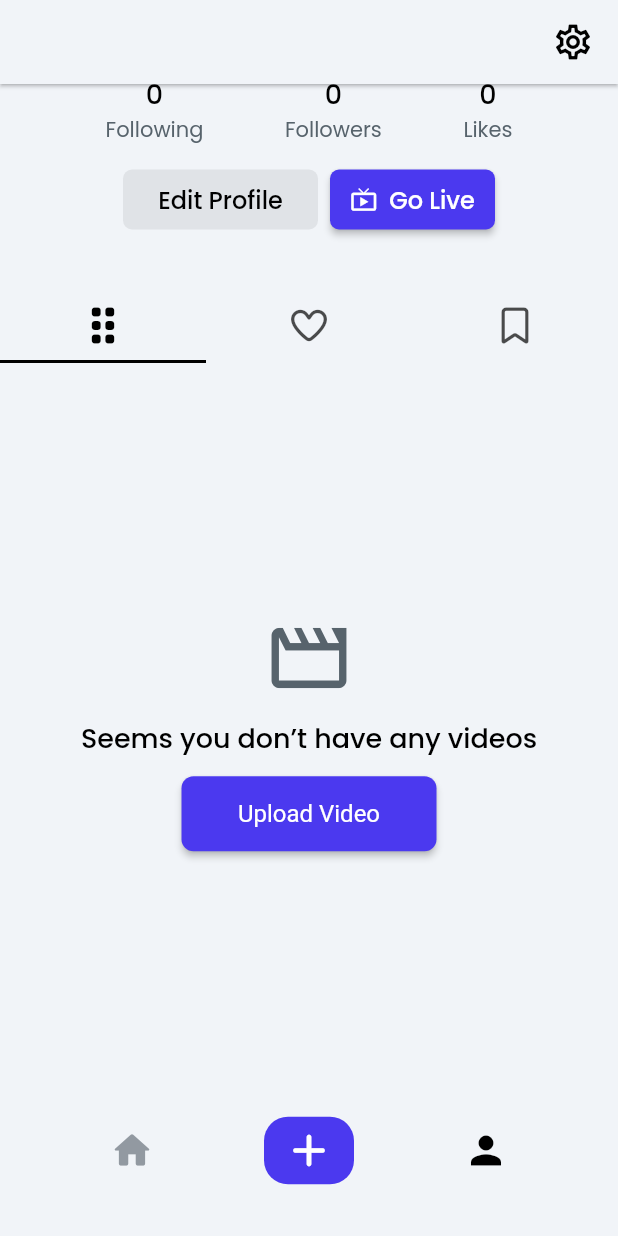
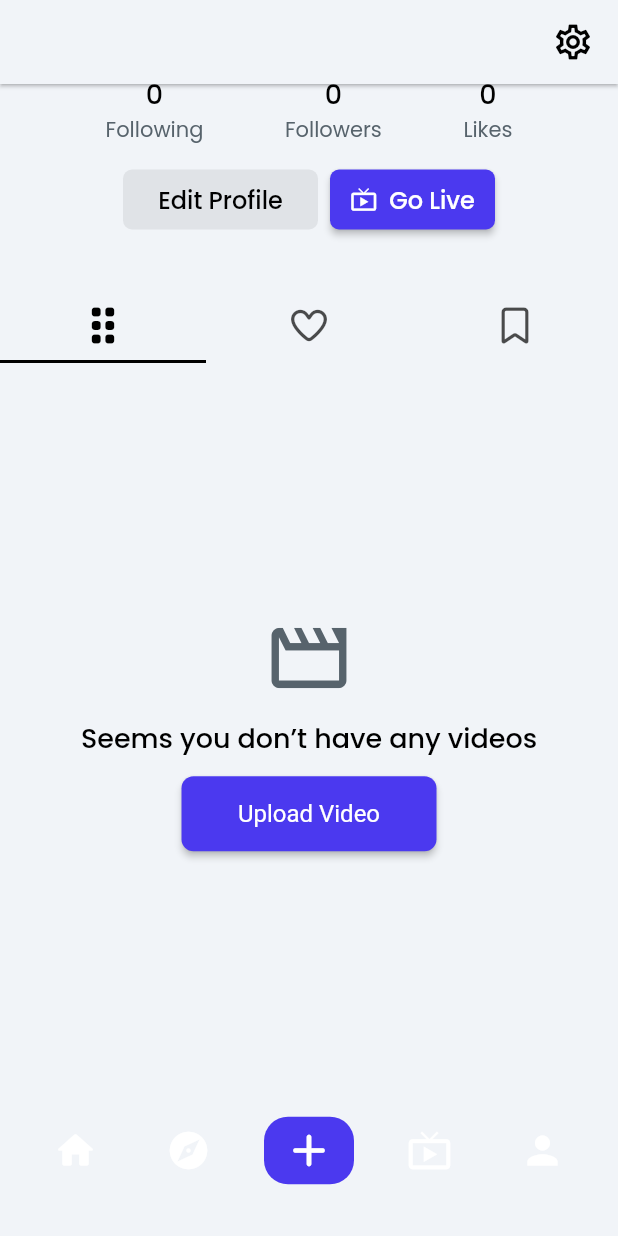
Before and after one commit to freaktop/perezfans, a Flutter app: the ProfileWidget screen opened by its route, scrolled down 175 dp, on a phone screen of 412 x 824 dp. Run offline on Flutter 3.47's test engine with Material 3 defaults, Android fonts, the phone set to English and light mode, and no system bars; drawn by our look-alikes of auto_size_text; our stand-ins replace chewie, cloud_firestore, cloud_functions, easy_debounce, file_picker, firebase_auth and 20 more; missing offline and left inert: agora_rtc_engine, dart:html, firebase_app_check, json_path, mime_type; accounts and stored records are empty; network calls fail; Roboto replaces fonts that are missing (Lexend Deca).

Commit message:
Upgrade functions Node.js 20→22; add explore/live icons to ProfileNavBar; white icon colors

```diff
--- a/lib/components/profile_nav_bar/profile_nav_bar_widget.dart
+++ b/lib/components/profile_nav_bar/profile_nav_bar_widget.dart
@@ -63,12 +63,35 @@
                   buttonSize: 50.0,
                   icon: Icon(
                     Icons.home_rounded,
-                    color: Color(0xFF9299A1),
+                    color: Colors.white,
                     size: 30.0,
                   ),
                   onPressed: () async {
                     context.pushNamed(
                       HomeWidget.routeName,
+                      extra: <String, dynamic>{
+                        '__transition_info__': TransitionInfo(
+                          hasTransition: true,
+                          transitionType: PageTransitionType.fade,
+                          duration: Duration(milliseconds: 0),
+                        ),
+                      },
+                    );
+                  },
+                ),
+                FlutterFlowIconButton(
+                  borderColor: Colors.transparent,
+                  borderRadius: 30.0,
+                  borderWidth: 1.0,
+                  buttonSize: 50.0,
+                  icon: Icon(
+                    Icons.explore,
+                    color: Colors.white,
+                    size: 30.0,
+                  ),
+                  onPressed: () async {
+                    context.pushNamed(
+                      ExploreWidget.routeName,
                       extra: <String, dynamic>{
                         '__transition_info__': TransitionInfo(
                           hasTransition: true,
@@ -148,12 +171,44 @@
                   borderWidth: 1.0,
                   buttonSize: 50.0,
                   icon: Icon(
-                    Icons.person,
-                    color: FlutterFlowTheme.of(context).primaryText,
+                    Icons.live_tv,
+                    color: Colors.white,
                     size: 30.0,
                   ),
-                  onPressed: () {
-                    context.goNamed(ProfileWidget.routeName);
+                  onPressed: () async {
+                    context.pushNamed(
+                      CreatorHubWidget.routeName,
+                      extra: <String, dynamic>{
+                        '__transition_info__': TransitionInfo(
+                          hasTransition: true,
+                          transitionType: PageTransitionType.fade,
+                          duration: Duration(milliseconds: 0),
+                        ),
+                      },
+                    );
+                  },
+                ),
+                FlutterFlowIconButton(
+                  borderColor: Colors.transparent,
+                  borderRadius: 30.0,
+                  borderWidth: 1.0,
+                  buttonSize: 50.0,
+                  icon: Icon(
+                    Icons.person,
+                    color: Colors.white,
+                    size: 30.0,
+                  ),
+                  onPressed: () async {
+                    context.pushNamed(
+                      ProfileWidget.routeName,
+                      extra: <String, dynamic>{
+                        '__transition_info__': TransitionInfo(
+                          hasTransition: true,
+                          transitionType: PageTransitionType.fade,
+                          duration: Duration(milliseconds: 0),
+                        ),
+                      },
+                    );
                   },
                 ),
               ],
```
Also changed, not shown: 1 other file.
